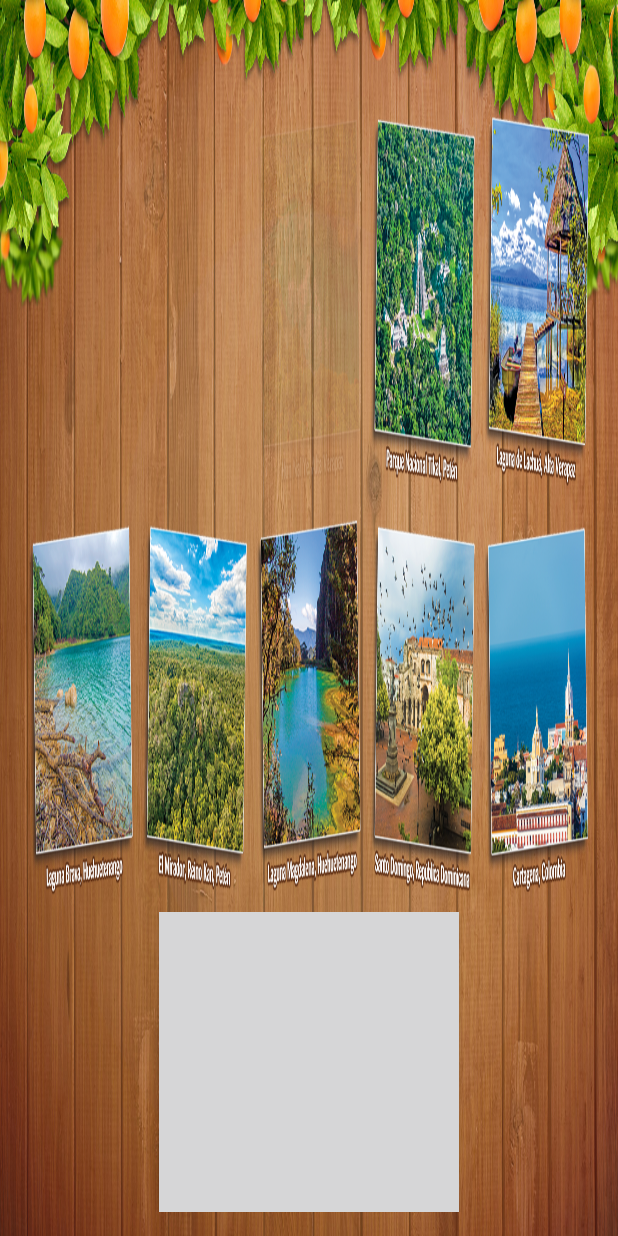
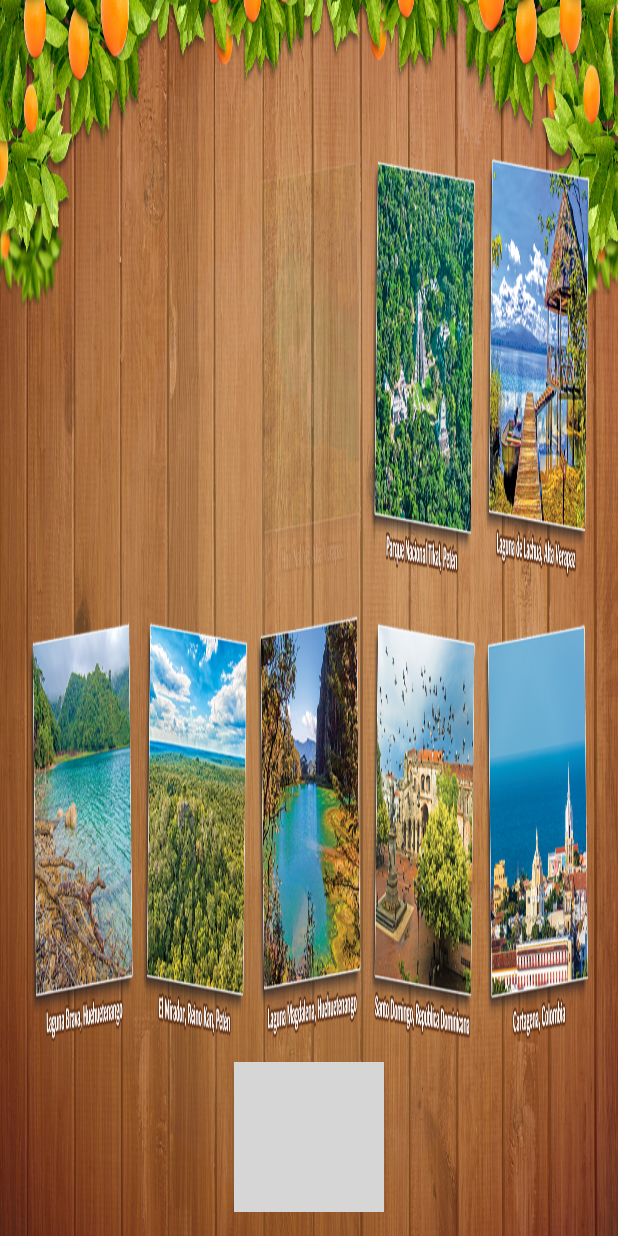
Before and after one commit to jjoaquin3/TriviaGranja, an Android app: the menu screen opened directly, with no data from a screen before it, after a tap on an icon or button, on a phone screen of 412 x 824 dp. Run offline under Robolectric (Android 15) with nearby library versions, the phone set to English and light mode, and no system bars; 2 other taps on this screen came first.

Commit message:
Menu terminado V2, FULL :)

```diff
--- a/app/src/main/java/com/example/joaquin/triviagranja/jordy/menu.java
+++ b/app/src/main/java/com/example/joaquin/triviagranja/jordy/menu.java
@@ -101,14 +101,15 @@ public class menu extends AppCompatActivity {
                  break;
              case 3://Lugar No. 3 (cerrar todo)
                  Toast.makeText(getApplicationContext(), lugar, Toast.LENGTH_LONG).show();
-                 /*BloqBotones();
+                 BloqBotones();
                  Runnable clickButton = new Runnable() {
                      @Override
                      public void run() {
                          finish();
                      }
                  };
-                 v.postDelayed(clickButton, 2000); //Delay for 3 seconds to show the result*/
+                 v.postDelayed(clickButton, 2000); //Delay for 3 seconds to show the result
+
                  break;
          }
 
--- a/app/src/main/res/layout/activity_menu.xml
+++ b/app/src/main/res/layout/activity_menu.xml
@@ -157,8 +157,8 @@
 
             <Button
                 android:id="@+id/lkd"
-                android:layout_width="200sp"
-                android:layout_height="200sp"
+                android:layout_width="100sp"
+                android:layout_height="100sp"
                 android:background="@drawable/menu_btn_ret_efecto"
                 android:onClick="Actbtn_return"/>
 
```
